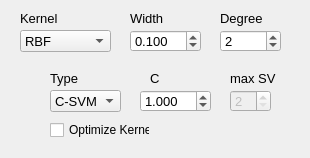
b4silio/MLDemos, file _AlgorithmsPlugins/KernelMethods/paramsSVM.ui: the form before one commit.
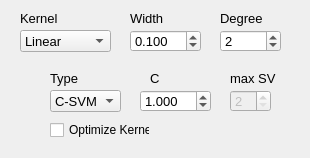
The form after the commit.

Diff of the .ui file:
```diff
--- a/_AlgorithmsPlugins/KernelMethods/paramsSVM.ui
+++ b/_AlgorithmsPlugins/KernelMethods/paramsSVM.ui
@@ -268,7 +268,7 @@
     <string>kernel function</string>
    </property>
    <property name="currentIndex">
-    <number>2</number>
+    <number>0</number>
    </property>
    <item>
     <property name="text">
```
Left out of the diff: 5 changed lines with no effect on the pictures.
